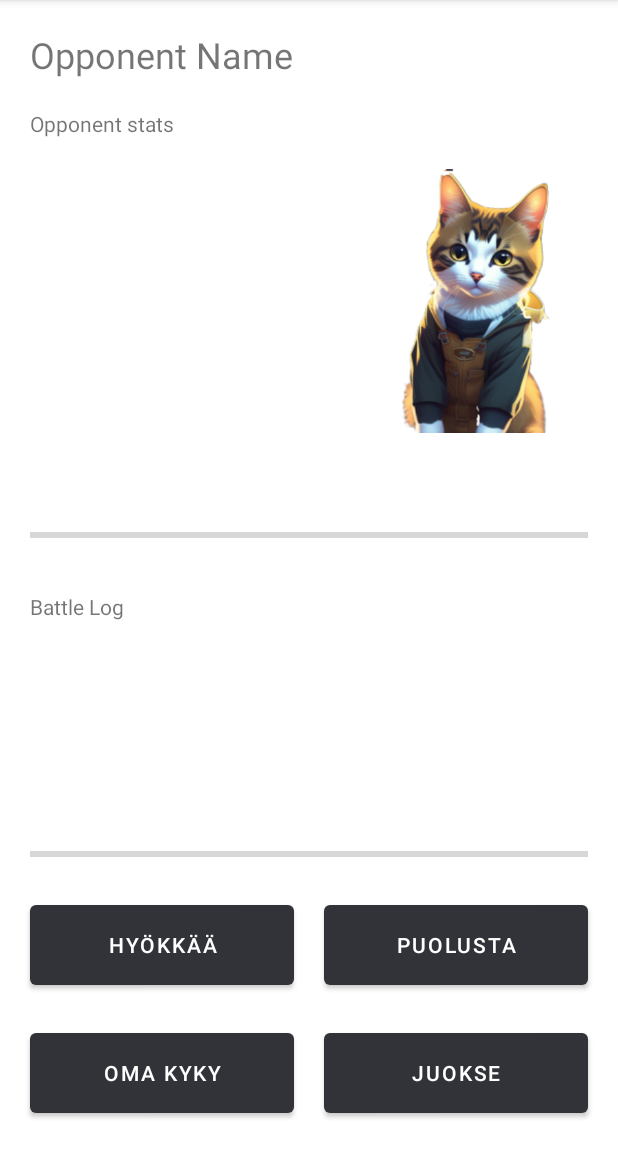
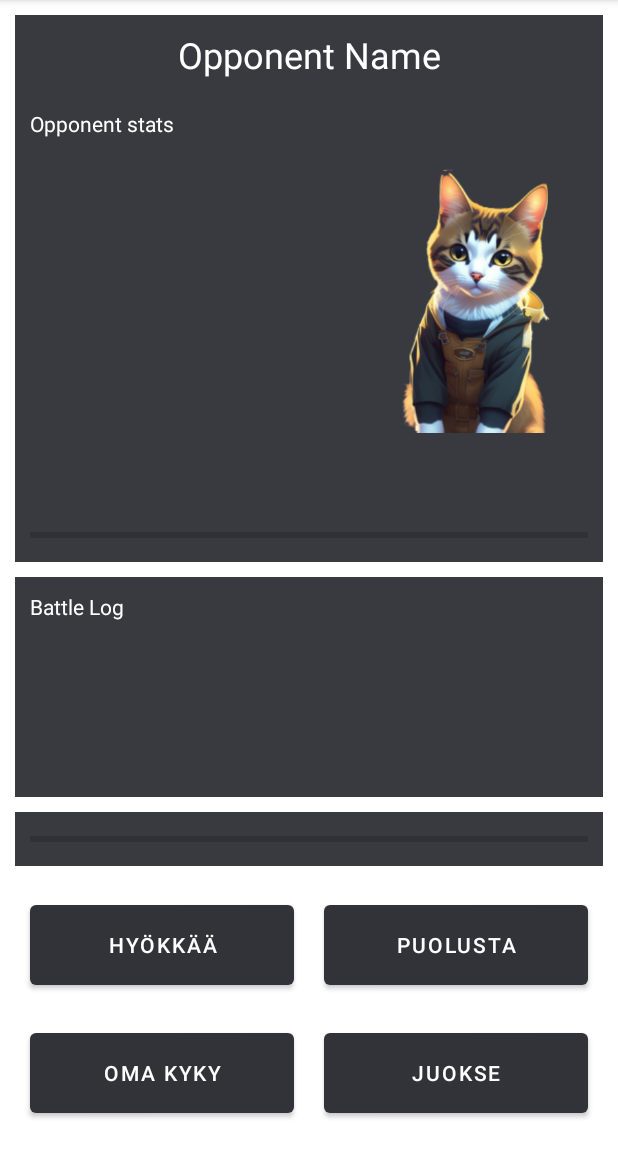
Before and after one commit to JaakkoLipp/Ammattikissat, an Android app: the fragment Battlescreen shown on its own in the app's theme, on a phone screen of 412 x 824 dp, the part 84-1236 px from its top. Run offline under Robolectric (Android 15) with nearby library versions, the phone set to English and light mode, and no system bars.

Commit message:
cleaned battlescreen visuals

```diff
--- a/app/src/main/res/layout/fragment_battlescreen.xml
+++ b/app/src/main/res/layout/fragment_battlescreen.xml
@@ -11,6 +11,7 @@
         android:id="@+id/constraintLayout"
         android:layout_width="0dp"
         android:layout_height="wrap_content"
+        android:layout_margin="10dp"
         app:layout_constraintBottom_toBottomOf="parent"
         app:layout_constraintEnd_toEndOf="parent"
         app:layout_constraintStart_toStartOf="parent">
@@ -20,13 +21,22 @@
             android:layout_height="match_parent"
             android:orientation="vertical">
 
-            <ProgressBar
-                android:id="@+id/pbOwnHealth"
-                style="?android:attr/progressBarStyleHorizontal"
+            <androidx.constraintlayout.widget.ConstraintLayout
                 android:layout_width="match_parent"
                 android:layout_height="wrap_content"
-                android:layout_marginHorizontal="20dp"
-                android:layout_marginVertical="10dp" />
+                android:background="@color/purple_200">
+
+                <ProgressBar
+                    android:id="@+id/pbOwnHealth"
+                    style="?android:attr/progressBarStyleHorizontal"
+                    android:layout_width="match_parent"
+                    android:layout_height="wrap_content"
+                    android:layout_margin="10dp"
+                    app:layout_constraintBottom_toBottomOf="parent"
+                    app:layout_constraintEnd_toEndOf="parent"
+                    app:layout_constraintStart_toStartOf="parent"
+                    app:layout_constraintTop_toTopOf="parent" />
+            </androidx.constraintlayout.widget.ConstraintLayout>
 
             <LinearLayout
                 android:layout_width="match_parent"
@@ -37,9 +47,8 @@
                     android:id="@+id/btAttackButton"
                     android:layout_width="match_parent"
                     android:layout_height="65dp"
-                    android:layout_marginLeft="20dp"
-                    android:layout_marginTop="10dp"
-                    android:layout_marginRight="10dp"
+                    android:layout_marginHorizontal="10dp"
+                    android:layout_marginTop="20dp"
                     android:layout_marginBottom="10dp"
                     android:layout_weight="1"
                     android:text="hyökkää" />
@@ -48,9 +57,8 @@
                     android:id="@+id/btDefendButton"
                     android:layout_width="match_parent"
                     android:layout_height="65dp"
-                    android:layout_marginLeft="10dp"
-                    android:layout_marginTop="10dp"
-                    android:layout_marginRight="20dp"
+                    android:layout_marginHorizontal="10dp"
+                    android:layout_marginTop="20dp"
                     android:layout_marginBottom="10dp"
                     android:layout_weight="1"
                     android:text="puolusta" />
@@ -65,9 +73,8 @@
                     android:id="@+id/btAbilityButton"
                     android:layout_width="match_parent"
                     android:layout_height="65dp"
-                    android:layout_marginLeft="20dp"
+                    android:layout_margin="10dp"
                     android:layout_marginTop="10dp"
-                    android:layout_marginRight="10dp"
                     android:layout_marginBottom="20dp"
                     android:layout_weight="1"
                     android:text="Oma kyky" />
@@ -76,10 +83,7 @@
                     android:id="@+id/btRunButton"
                     android:layout_width="match_parent"
                     android:layout_height="65dp"
-                    android:layout_marginLeft="10dp"
-                    android:layout_marginTop="10dp"
-                    android:layout_marginRight="20dp"
-                    android:layout_marginBottom="20dp"
+                    android:layout_margin="10dp"
                     android:layout_weight="1"
                     android:text="Juokse" />
             </LinearLayout>
@@ -90,6 +94,7 @@
         android:layout_width="0dp"
         android:layout_height="0dp"
         android:layout_margin="10dp"
+        android:background="@color/purple_200"
         app:layout_constraintBottom_toTopOf="@+id/constraintLayout"
         app:layout_constraintEnd_toEndOf="parent"
         app:layout_constraintStart_toStartOf="parent"
@@ -111,7 +116,8 @@
                     android:id="@+id/tvBattleLog"
                     android:layout_width="match_parent"
                     android:layout_height="match_parent"
-                    android:text="Battle Log" />
+                    android:text="Battle Log"
+                    android:textColor="@color/white" />
             </LinearLayout>
         </ScrollView>
     </androidx.constraintlayout.widget.ConstraintLayout>
@@ -128,6 +134,7 @@
         <LinearLayout
             android:layout_width="match_parent"
             android:layout_height="match_parent"
+            android:background="@color/purple_200"
             android:orientation="vertical">
 
             <TextView
@@ -136,6 +143,8 @@
                 android:layout_height="wrap_content"
                 android:layout_margin="10dp"
                 android:text="Opponent Name"
+                android:textAlignment="center"
+                android:textColor="@color/white"
                 android:textSize="24sp" />
 
             <LinearLayout
@@ -149,7 +158,8 @@
                     android:layout_height="match_parent"
                     android:layout_margin="10dp"
                     android:layout_weight="1"
-                    android:text="Opponent stats" />
+                    android:text="Opponent stats"
+                    android:textColor="@color/white" />
 
                 <ImageView
                     android:id="@+id/ivOpponentImage"
```
